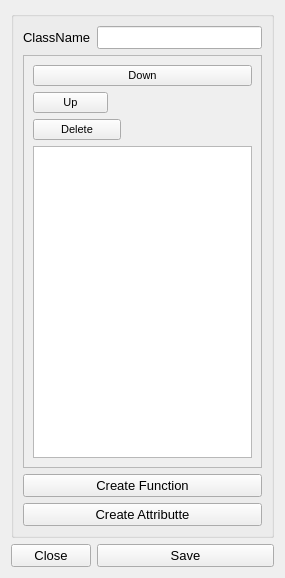
This is Sources/Gui/classform.ui in dreinstein/Codegenerator-Cplusplus as Qt 5 draws it before an edit. The edited form follows.
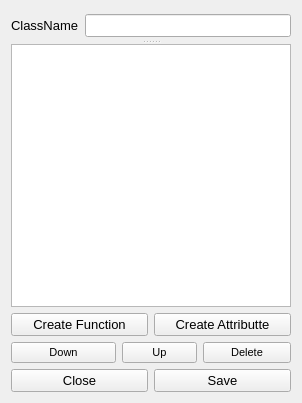
This is the edited form.

```diff
--- a/Sources/Gui/classform.ui
+++ b/Sources/Gui/classform.ui
@@ -6,54 +6,26 @@
    <rect>
     <x>0</x>
     <y>0</y>
-    <width>285</width>
-    <height>578</height>
+    <width>302</width>
+    <height>403</height>
    </rect>
   </property>
+  <property name="sizePolicy">
+   <sizepolicy hsizetype="Expanding" vsizetype="Expanding">
+    <horstretch>0</horstretch>
+    <verstretch>0</verstretch>
+   </sizepolicy>
+  </property>
   <property name="windowTitle">
    <string>Form</string>
   </property>
-  <layout class="QGridLayout" name="gridLayout_3">
-   <item row="1" column="0">
-    <layout class="QFormLayout" name="formLayout">
+  <layout class="QGridLayout" name="gridLayout_2">
      <item row="0" column="0">
-      <widget class="QPushButton" name="CloseButton">
-       <property name="font">
-        <font>
-         <pointsize>10</pointsize>
-        </font>
-       </property>
-       <property name="text">
-        <string>Close</string>
-       </property>
-      </widget>
-     </item>
-     <item row="0" column="1">
-      <widget class="QPushButton" name="SaveButton">
-       <property name="font">
-        <font>
-         <pointsize>10</pointsize>
-        </font>
-       </property>
-       <property name="text">
-        <string>Save</string>
-       </property>
-      </widget>
-     </item>
-    </layout>
-   </item>
-   <item row="0" column="0">
-    <widget class="QGroupBox" name="groupBox">
-     <property name="font">
-      <font>
-       <pointsize>12</pointsize>
-      </font>
-     </property>
-     <property name="title">
-      <string/>
-     </property>
-     <layout class="QGridLayout" name="gridLayout_4">
-      <item row="0" column="0">
+    <widget class="QSplitter" name="splitter">
+     <property name="orientation">
+      <enum>Qt::Vertical</enum>
+     </property>
+     <widget class="QWidget" name="horizontalLayoutWidget_3">
        <layout class="QHBoxLayout" name="horizontalLayout">
         <item>
          <widget class="QLabel" name="NameLabel">
@@ -77,33 +49,45 @@
          </widget>
         </item>
        </layout>
-      </item>
-      <item row="9" column="0">
-       <widget class="QScrollArea" name="scrollArea">
-        <property name="enabled">
-         <bool>true</bool>
-        </property>
-        <property name="sizePolicy">
-         <sizepolicy hsizetype="Ignored" vsizetype="Expanding">
-          <horstretch>0</horstretch>
-          <verstretch>0</verstretch>
-         </sizepolicy>
-        </property>
-        <property name="widgetResizable">
-         <bool>true</bool>
-        </property>
-        <widget class="QWidget" name="scrollAreaWidgetContents">
-         <property name="geometry">
-          <rect>
-           <x>0</x>
-           <y>0</y>
-           <width>245</width>
-           <height>414</height>
-          </rect>
-         </property>
-         <layout class="QGridLayout" name="gridLayout_2">
-          <item row="6" column="0">
+     </widget>
+     <widget class="QWidget" name="gridLayoutWidget">
+      <layout class="QGridLayout" name="gridLayout_3">
+       <item row="0" column="0">
+        <layout class="QVBoxLayout" name="verticalLayout_2">
+         <item>
+          <layout class="QGridLayout" name="gridLayout">
+           <item row="2" column="0">
+            <widget class="QPushButton" name="CreateFunctionButton">
+             <property name="font">
+              <font>
+               <pointsize>10</pointsize>
+              </font>
+             </property>
+             <property name="text">
+              <string>Create Function</string>
+             </property>
+            </widget>
+           </item>
+           <item row="2" column="1">
+            <widget class="QPushButton" name="CreateAttributeButton">
+             <property name="font">
+              <font>
+               <pointsize>10</pointsize>
+              </font>
+             </property>
+             <property name="text">
+              <string>Create Attributte</string>
+             </property>
+            </widget>
+           </item>
+           <item row="1" column="0" colspan="2">
            <widget class="QListWidget" name="classListWidget">
+             <property name="sizePolicy">
+              <sizepolicy hsizetype="Expanding" vsizetype="Expanding">
+               <horstretch>0</horstretch>
+               <verstretch>0</verstretch>
+              </sizepolicy>
+             </property>
             <property name="dragDropMode">
              <enum>QAbstractItemView::InternalMove</enum>
             </property>
@@ -112,34 +96,11 @@
             </property>
            </widget>
           </item>
-          <item row="4" column="0">
-           <widget class="QPushButton" name="PushButton_delete">
-            <property name="sizePolicy">
-             <sizepolicy hsizetype="Ignored" vsizetype="Preferred">
-              <horstretch>0</horstretch>
-              <verstretch>0</verstretch>
-             </sizepolicy>
-            </property>
-            <property name="maximumSize">
-             <size>
-              <width>88</width>
-              <height>16777215</height>
-             </size>
-            </property>
-            <property name="font">
-             <font>
-              <pointsize>8</pointsize>
-             </font>
-            </property>
-            <property name="text">
-             <string>Delete</string>
-            </property>
-            <attribute name="buttonGroup">
-             <string notr="true">buttonGroup</string>
-            </attribute>
-           </widget>
-          </item>
-          <item row="1" column="0">
+          </layout>
+         </item>
+         <item>
+          <layout class="QHBoxLayout" name="horizontalLayout_4">
+           <item>
            <widget class="QPushButton" name="pushButton_Down">
             <property name="sizePolicy">
              <sizepolicy hsizetype="Ignored" vsizetype="Preferred">
@@ -160,8 +121,14 @@
             </attribute>
            </widget>
           </item>
-          <item row="2" column="0">
+           <item>
            <widget class="QPushButton" name="pushButton_Up">
+             <property name="sizePolicy">
+              <sizepolicy hsizetype="Ignored" vsizetype="Preferred">
+               <horstretch>0</horstretch>
+               <verstretch>0</verstretch>
+              </sizepolicy>
+             </property>
             <property name="maximumSize">
              <size>
               <width>75</width>
@@ -181,39 +148,67 @@
             </attribute>
            </widget>
           </item>
-         </layout>
-        </widget>
-       </widget>
-      </item>
-      <item row="10" column="0">
-       <layout class="QGridLayout" name="gridLayout">
-        <item row="1" column="0">
-         <widget class="QPushButton" name="CreateAttributeButton">
+           <item>
+            <widget class="QPushButton" name="PushButton_delete">
+             <property name="sizePolicy">
+              <sizepolicy hsizetype="Ignored" vsizetype="Preferred">
+               <horstretch>0</horstretch>
+               <verstretch>0</verstretch>
+              </sizepolicy>
+             </property>
+             <property name="maximumSize">
+              <size>
+               <width>88</width>
+               <height>16777215</height>
+              </size>
+             </property>
+             <property name="font">
+              <font>
+               <pointsize>8</pointsize>
+              </font>
+             </property>
+             <property name="text">
+              <string>Delete</string>
+             </property>
+             <attribute name="buttonGroup">
+              <string notr="true">buttonGroup</string>
+             </attribute>
+            </widget>
+           </item>
+          </layout>
+         </item>
+         <item>
+          <layout class="QHBoxLayout" name="horizontalLayout_2">
+           <item>
+            <widget class="QPushButton" name="CloseButton">
           <property name="font">
            <font>
             <pointsize>10</pointsize>
            </font>
           </property>
           <property name="text">
-           <string>Create Attributte</string>
+              <string>Close</string>
           </property>
          </widget>
         </item>
-        <item row="0" column="0">
-         <widget class="QPushButton" name="CreateFunctionButton">
+           <item>
+            <widget class="QPushButton" name="SaveButton">
           <property name="font">
            <font>
             <pointsize>10</pointsize>
            </font>
           </property>
           <property name="text">
-           <string>Create Function</string>
+              <string>Save</string>
           </property>
          </widget>
         </item>
        </layout>
       </item>
      </layout>
+       </item>
+      </layout>
+     </widget>
     </widget>
    </item>
   </layout>
```
Left out of the diff: 2 changed lines with no effect on the pictures. Lines whose indentation alone changed are shown as unchanged.
